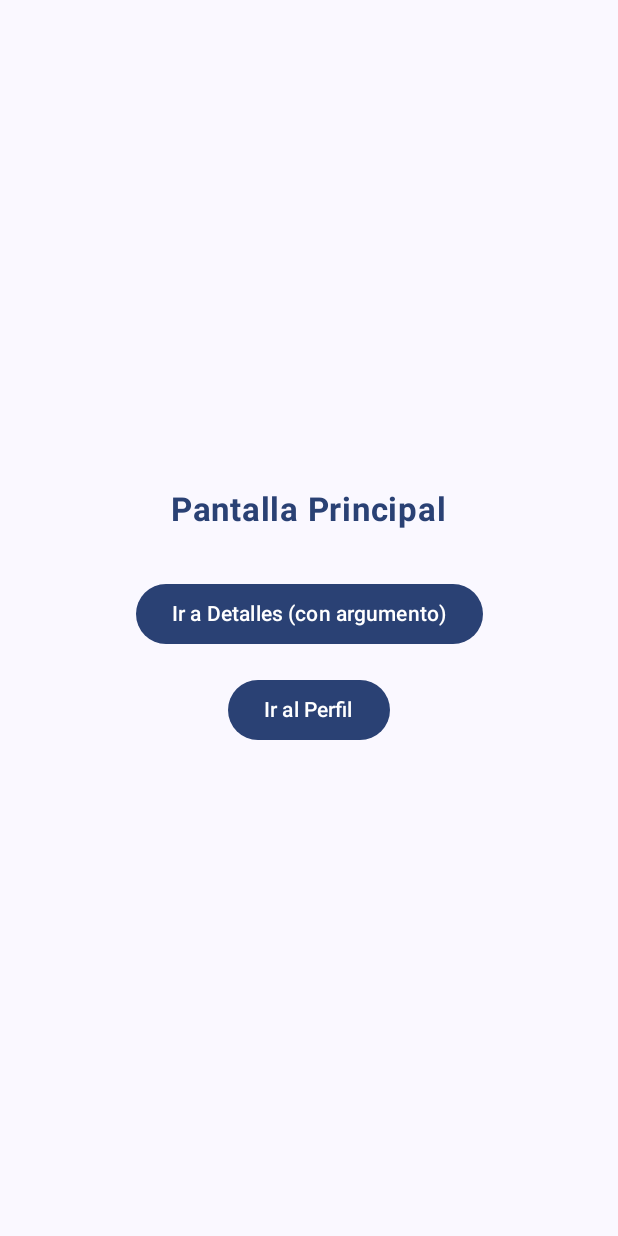
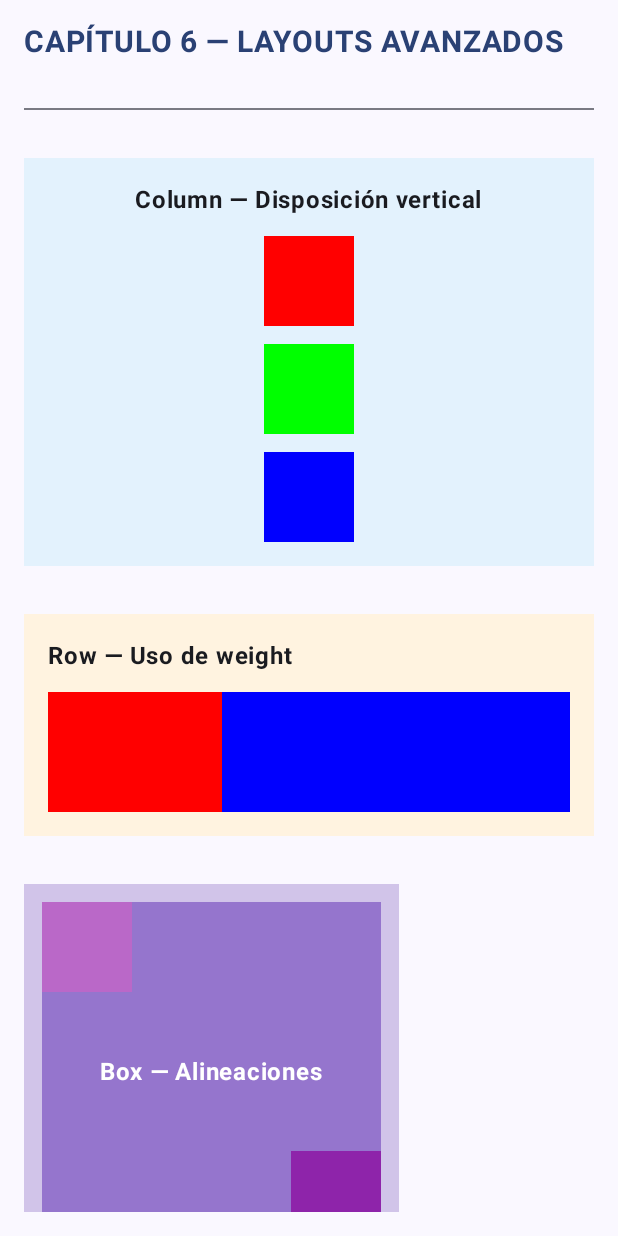
Before and after one commit to EdwardNavarroAs/Kotlin, an Android app built with Jetpack Compose: the screen it shows after launch (MainActivity), on a phone screen of 412 x 824 dp. Run offline under Robolectric (Android 15) with nearby library versions, the phone set to English and light mode, and no system bars; our stand-ins replace constraintlayout-compose.

Commit message:
Capitulo 5 Jetpack Compose: Layouts Avanzados

```diff
--- a/05_jetpack_compose/app/build.gradle.kts
+++ b/05_jetpack_compose/app/build.gradle.kts
@@ -51,6 +51,8 @@ dependencies {
     implementation(libs.androidx.compose.material3)
     implementation("io.coil-kt:coil-compose:2.7.0")
     implementation("androidx.navigation:navigation-compose:2.9.5")
+    implementation("androidx.constraintlayout:constraintlayout-compose:1.1.1")
+
 
 
     testImplementation(libs.junit)
--- /dev/null
+++ b/05_jetpack_compose/app/src/main/java/com/example/jetpackcompose/Capitulo6_LayoutsAvanzados.kt
@@ -0,0 +1,333 @@
+package com.example.jetpackcompose
+
+/*
+────────────────────────────────────────────────────────────
+CAPÍTULO 6 — LAYOUTS AVANZADOS EN JETPACK COMPOSE
+────────────────────────────────────────────────────────────
+
+OBJETIVO DEL CAPÍTULO
+──────────────────────
+Comprender los principales contenedores de disposición (layouts)
+en Jetpack Compose y cómo usarlos para construir interfaces
+flexibles, alineadas y eficientes.
+
+✔ Column y Row: organización vertical y horizontal.
+✔ Box: superposición de elementos.
+✔ Uso de `weight` para distribución proporcional del espacio.
+✔ Alineación global e individual (Alignment vs. align()).
+✔ Introducción a ConstraintLayout.
+✔ Ejemplo completo comparativo.
+
+────────────────────────────────────────────────────────────
+CONCEPTO CLAVE
+────────────────────────────────────────────────────────────
+Los *layouts* en Compose son **contenedores que organizan elementos**.
+Su posición y tamaño se controlan con:
+
+- `Arrangement`: cómo se distribuyen los elementos (espaciado, orden).
+- `Alignment`: cómo se alinean dentro del eje disponible.
+- `Modifier.align()`: alineación específica de un solo hijo.
+- `weight`: proporción de espacio asignada dentro de Row o Column.
+────────────────────────────────────────────────────────────
+*/
+
+import androidx.compose.foundation.background
+import androidx.compose.foundation.layout.*
+import androidx.compose.foundation.rememberScrollState
+import androidx.compose.foundation.verticalScroll
+import androidx.compose.material3.*
+import androidx.compose.runtime.Composable
+import androidx.compose.ui.Alignment
+import androidx.compose.ui.Modifier
+import androidx.compose.ui.graphics.Color
+import androidx.compose.ui.text.font.FontWeight
+import androidx.compose.ui.tooling.preview.Preview
+import androidx.compose.ui.unit.dp
+import androidx.compose.ui.unit.sp
+import androidx.constraintlayout.compose.ConstraintLayout
+import com.example.jetpackcompose.ui.theme.JetpackComposeTheme
+
+/*
+────────────────────────────────────────────────────────────
+SECCIÓN 1 — COLUMN
+────────────────────────────────────────────────────────────
+`Column` organiza sus hijos de manera vertical.
+
+Propiedades más importantes:
+- verticalArrangement → distribución vertical
+- horizontalAlignment → alineación horizontal de los hijos
+────────────────────────────────────────────────────────────
+*/
+@Composable
+fun EjemploColumn() {
+    Column(
+        modifier = Modifier
+            .fillMaxWidth()
+            .background(Color(0xFFE3F2FD))
+            .padding(16.dp),
+        verticalArrangement = Arrangement.spacedBy(12.dp),
+        horizontalAlignment = Alignment.CenterHorizontally
+    ) {
+        Text("Column — Disposición vertical", fontWeight = FontWeight.Bold)
+
+        Box(modifier = Modifier.size(60.dp).background(Color.Red))
+        Box(modifier = Modifier.size(60.dp).background(Color.Green))
+        Box(modifier = Modifier.size(60.dp).background(Color.Blue))
+    }
+}
+
+/*
+────────────────────────────────────────────────────────────
+SECCIÓN 2 — ROW Y USO DE WEIGHT
+────────────────────────────────────────────────────────────
+`Row` coloca los elementos en línea horizontal.
+
+`Modifier.weight()` permite asignar **proporciones relativas**
+de espacio entre los hijos (igual que el atributo `layout_weight`
+en XML).
+
+Ejemplo: dos cajas con pesos 1f y 2f → la segunda ocupa el doble
+de ancho que la primera.
+────────────────────────────────────────────────────────────
+*/
+@Composable
+fun EjemploRowConWeight() {
+    Column(
+        modifier = Modifier
+            .fillMaxWidth()
+            .background(Color(0xFFFFF3E0))
+            .padding(16.dp)
+    ) {
+        Text("Row — Uso de weight", fontWeight = FontWeight.Bold)
+        Spacer(modifier = Modifier.height(12.dp))
+
+        Row(
+            modifier = Modifier
+                .fillMaxWidth()
+                .height(80.dp)
+                .background(Color(0xFFFFE0B2)),
+            horizontalArrangement = Arrangement.SpaceEvenly,
+            verticalAlignment = Alignment.CenterVertically
+        ) {
+            Box(
+                modifier = Modifier
+                    .weight(1f) // ocupa 1 parte proporcional
+                    .fillMaxHeight()
+                    .background(Color.Red)
+            )
+            Box(
+                modifier = Modifier
+                    .weight(2f) // ocupa 2 partes proporcionales
+                    .fillMaxHeight()
+                    .background(Color.Blue)
+            )
+        }
+    }
+}
+
+/*
+────────────────────────────────────────────────────────────
+SECCIÓN 3 — BOX Y ALINEACIÓN INDIVIDUAL
+────────────────────────────────────────────────────────────
+`Box` permite superponer elementos (como un FrameLayout).
+
+Diferencias importantes:
+- `contentAlignment` → alinea todos los hijos por defecto.
+- `Modifier.align()` → alinea un hijo de forma individual.
+
+Ejemplo: varios elementos en diferentes esquinas.
+────────────────────────────────────────────────────────────
+*/
+@Composable
+fun EjemploBoxConAlineacion() {
+    Box(
+        modifier = Modifier
+            .size(250.dp)
+            .background(Color(0xFFD1C4E9))
+            .padding(12.dp),
+        contentAlignment = Alignment.Center
+    ) {
+        // Fondo base
+        Box(
+            modifier = Modifier
+                .matchParentSize()
+                .background(Color(0xFF9575CD))
+        )
+
+        // Caja alineada manualmente
+        Box(
+            modifier = Modifier
+                .size(60.dp)
+                .background(Color(0xFFBA68C8))
+                .align(Alignment.TopStart)
+        )
+
+        Box(
+            modifier = Modifier
+                .size(60.dp)
+                .background(Color(0xFF8E24AA))
+                .align(Alignment.BottomEnd)
+        )
+
+        Text(
+            "Box — Alineaciones",
+            color = Color.White,
+            fontWeight = FontWeight.Bold
+        )
+    }
+}
+
+@Composable
+fun EjemploConstraintLayout() {
+    ConstraintLayout(
+        modifier = Modifier
+            .fillMaxWidth()
+            .background(Color(0xFFC8E6C9))
+            .padding(16.dp)
+    ) {
+
+        /*
+        ──────────────────────────────────────────────
+        DEFINICIÓN DE REFERENCIAS
+        ──────────────────────────────────────────────
+        Cada elemento dentro del ConstraintLayout necesita
+        una referencia para poder aplicar restricciones.
+
+        createRefs() devuelve un grupo de identificadores
+        que luego se usan en constrainAs().
+        */
+        val (titulo, rojo, verde, azul) = createRefs()
+
+        /*
+        ──────────────────────────────────────────────
+        ELEMENTO 1 — TÍTULO
+        ──────────────────────────────────────────────
+        Este texto se posiciona en la parte superior y
+        centrado horizontalmente dentro del padre.
+        */
+        Text(
+            "ConstraintLayout — Posiciones relativas",
+            fontWeight = FontWeight.Bold,
+            modifier = Modifier.constrainAs(titulo) {
+                // top.linkTo() une el borde superior del texto
+                // con el borde superior del padre.
+                top.linkTo(parent.top)
+                // start.linkTo() y end.linkTo() centran horizontalmente.
+                start.linkTo(parent.start)
+                end.linkTo(parent.end)
+            }
+        )
+
+        /*
+        ──────────────────────────────────────────────
+        ELEMENTO 2 — CAJA ROJA
+        ──────────────────────────────────────────────
+        Se ubica justo debajo del título y alineada al
+        borde izquierdo del padre.
+        */
+        Box(
+            modifier = Modifier
+                .size(60.dp)
+                .background(Color.Red)
+                .constrainAs(rojo) {
+                    // top del rojo conectado al bottom del título
+                    top.linkTo(titulo.bottom, margin = 24.dp)
+                    // alineado a la izquierda del padre
+                    start.linkTo(parent.start)
+                }
+        )
+
+        /*
+        ──────────────────────────────────────────────
+        ELEMENTO 3 — CAJA VERDE
+        ──────────────────────────────────────────────
+        Está alineada a la derecha de la caja roja,
+        compartiendo su altura (top.linkTo(rojo.top)).
+        */
+        Box(
+            modifier = Modifier
+                .size(60.dp)
+                .background(Color.Green)
+                .constrainAs(verde) {
+                    // Mismo nivel vertical que la roja
+                    top.linkTo(rojo.top)
+                    // Ubicada a la derecha de la roja
+                    start.linkTo(rojo.end, margin = 24.dp)
+                }
+        )
+
+        /*
+        ──────────────────────────────────────────────
+        ELEMENTO 4 — CAJA AZUL
+        ──────────────────────────────────────────────
+        Se posiciona debajo de la caja roja, y centrada
+        horizontalmente en el contenedor.
+        */
+        Box(
+            modifier = Modifier
+                .size(60.dp)
+                .background(Color.Blue)
+                .constrainAs(azul) {
+                    // Debajo de la caja roja
+                    top.linkTo(rojo.bottom, margin = 24.dp)
+                    // Centrada horizontalmente
+                    start.linkTo(parent.start)
+                    end.linkTo(parent.end)
+                }
+        )
+    }
+}
+
+
+/*
+────────────────────────────────────────────────────────────
+SECCIÓN 5 — COMPARATIVA COMPLETA CON SCROLL
+────────────────────────────────────────────────────────────
+Integramos todos los ejemplos en una sola pantalla con scroll
+para comparar los distintos comportamientos.
+────────────────────────────────────────────────────────────
+*/
+@Composable
+fun Capitulo6_LayoutsAvanzados() {
+    Surface(
+        modifier = Modifier.fillMaxSize(),
+        color = MaterialTheme.colorScheme.background
+    ) {
+        Column(
+            modifier = Modifier
+                .fillMaxSize()
+                .padding(16.dp)
+                .verticalScroll(rememberScrollState()),
+
+            verticalArrangement = Arrangement.spacedBy(32.dp)
+        ) {
+            Text(
+                text = "CAPÍTULO 6 — LAYOUTS AVANZADOS",
+                fontSize = 20.sp,
+                fontWeight = FontWeight.Bold,
+                color = MaterialTheme.colorScheme.primary
+            )
+            Divider(thickness = 1.dp)
+
+            EjemploColumn()
+            EjemploRowConWeight()
+            EjemploBoxConAlineacion()
+            EjemploConstraintLayout()
+        }
+    }
+}
+
+/*
+────────────────────────────────────────────────────────────
+VISTA PREVIA DEL CAPÍTULO 6
+────────────────────────────────────────────────────────────
+Muestra todos los ejemplos en una sola vista con desplazamiento.
+────────────────────────────────────────────────────────────
+*/
+@Preview(showBackground = true, showSystemUi = true)
+@Composable
+fun PreviewCapitulo6() {
+    JetpackComposeTheme {
+        Capitulo6_LayoutsAvanzados()
+    }
+}
--- a/05_jetpack_compose/app/src/main/java/com/example/jetpackcompose/MainActivity.kt
+++ b/05_jetpack_compose/app/src/main/java/com/example/jetpackcompose/MainActivity.kt
@@ -32,7 +32,8 @@ class MainActivity : ComponentActivity() {
                     //Capitulo2_TemasYEstilos()
                     //Capitulo3_Interactividad()
                     //Capitulo4_ListasYLazyColumn()
-                    Capitulo5_NavegacionBasica()
+                    //Capitulo5_NavegacionBasica()
+                    Capitulo6_LayoutsAvanzados()
                 }
             }
         }
@@ -68,6 +69,7 @@ fun EjemploBasicoPreview() {
         //Capitulo2_TemasYEstilos()
         //Capitulo3_Interactividad()
         //Capitulo4_ListasYLazyColumn()
-        Capitulo5_NavegacionBasica()
+        //Capitulo5_NavegacionBasica()
+        Capitulo6_LayoutsAvanzados()
     }
 }
```
